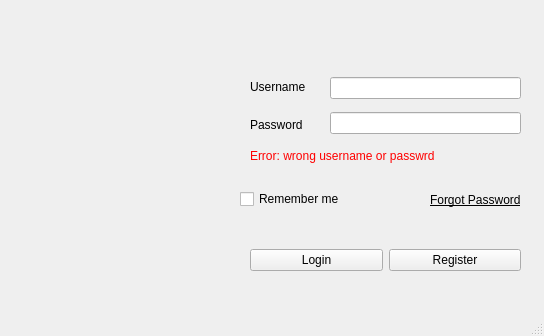
This is mainwindow.ui in habebasaad/group-project-hospital- as Qt 5 draws it before an edit. The edited form follows.
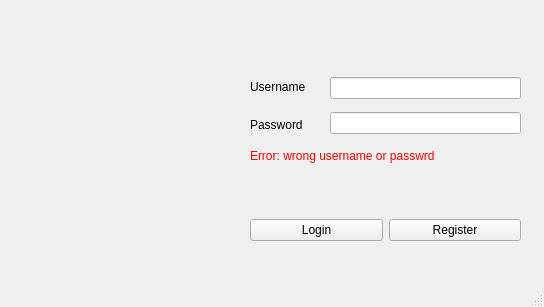
This is the edited form.

Commit message: temporary patient class added and admin class and windoe are added also

The edit to the form file:
```diff
--- a/mainwindow.ui
+++ b/mainwindow.ui
@@ -7,7 +7,7 @@
     <x>0</x>
     <y>0</y>
     <width>544</width>
-    <height>336</height>
+    <height>307</height>
    </rect>
   </property>
   <property name="windowTitle">
@@ -20,44 +20,13 @@
       <x>10</x>
       <y>-10</y>
       <width>201</width>
-      <height>321</height>
+      <height>291</height>
      </rect>
     </property>
     <property name="text">
      <string/>
     </property>
    </widget>
-   <widget class="QCheckBox" name="checkBoxRememberme">
-    <property name="geometry">
-     <rect>
-      <x>240</x>
-      <y>190</y>
-      <width>111</width>
-      <height>18</height>
-     </rect>
-    </property>
-    <property name="text">
-     <string>Remember me</string>
-    </property>
-   </widget>
-   <widget class="QLabel" name="labelForgetPass">
-    <property name="geometry">
-     <rect>
-      <x>430</x>
-      <y>190</y>
-      <width>91</width>
-      <height>20</height>
-     </rect>
-    </property>
-    <property name="font">
-     <font>
-      <underline>true</underline>
-     </font>
-    </property>
-    <property name="text">
-     <string>Forgot Password</string>
-    </property>
-   </widget>
    <widget class="QWidget" name="layoutWidget">
     <property name="geometry">
      <rect>
@@ -116,7 +85,7 @@
     <property name="geometry">
      <rect>
       <x>250</x>
-      <y>230</y>
+      <y>200</y>
       <width>271</width>
       <height>61</height>
      </rect>
```
The commit also changes 16 other files.
